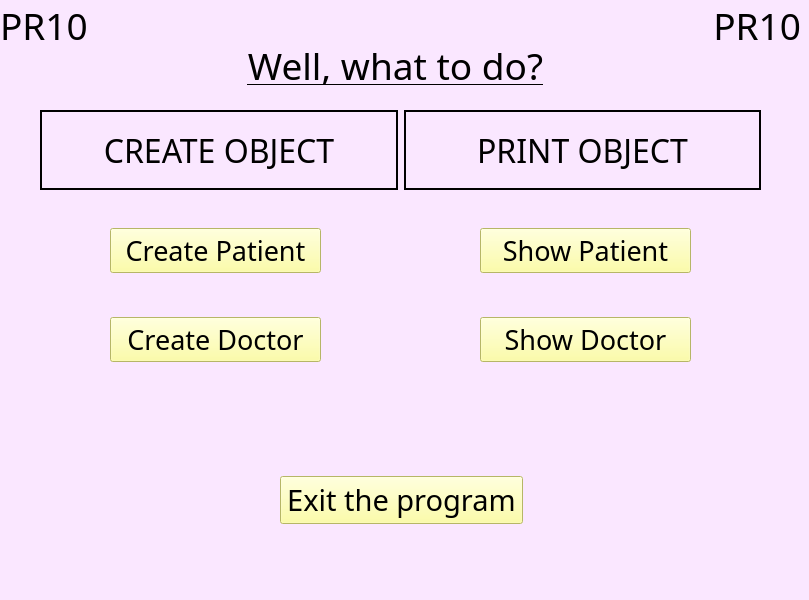
Qt form MDI/PracticalWork/mainwindow.ui (bryndioleksandr/OOP_practice) before a commit.
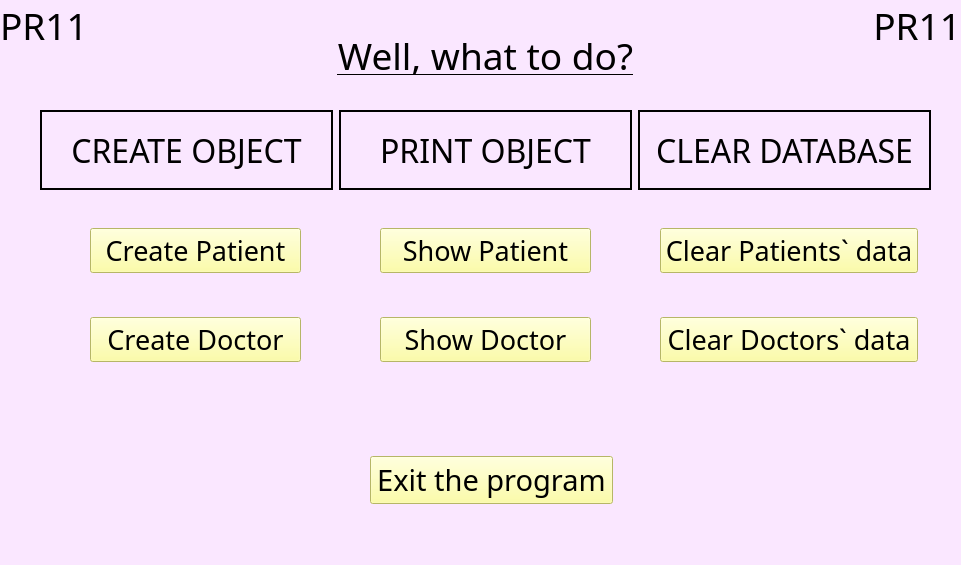
The same form after that commit.

Patch:
```diff
--- a/MDI/PracticalWork/mainwindow.ui
+++ b/MDI/PracticalWork/mainwindow.ui
@@ -6,8 +6,8 @@
    <rect>
     <x>0</x>
     <y>0</y>
-    <width>809</width>
-    <height>600</height>
+    <width>961</width>
+    <height>565</height>
    </rect>
   </property>
   <property name="windowTitle">
@@ -40,7 +40,7 @@
         </font>
        </property>
        <property name="text">
-        <string>PR10</string>
+        <string>PR11</string>
        </property>
       </widget>
      </item>
@@ -49,7 +49,7 @@
    <widget class="QWidget" name="verticalLayoutWidget_2">
     <property name="geometry">
      <rect>
-      <x>690</x>
+      <x>850</x>
       <y>-10</y>
       <width>111</width>
       <height>71</height>
@@ -66,7 +66,7 @@
         </font>
        </property>
        <property name="text">
-        <string>PR10</string>
+        <string>PR11</string>
        </property>
        <property name="alignment">
         <set>Qt::AlignRight|Qt::AlignTrailing|Qt::AlignVCenter</set>
@@ -78,8 +78,8 @@
    <widget class="QWidget" name="verticalLayoutWidget_3">
     <property name="geometry">
      <rect>
-      <x>140</x>
-      <y>30</y>
+      <x>230</x>
+      <y>20</y>
       <width>511</width>
       <height>71</height>
      </rect>
@@ -110,7 +110,7 @@
      <rect>
       <x>40</x>
       <y>110</y>
-      <width>721</width>
+      <width>891</width>
       <height>80</height>
      </rect>
     </property>
@@ -153,12 +153,31 @@
        </property>
       </widget>
      </item>
+     <item>
+      <widget class="QLabel" name="label_3">
+       <property name="font">
+        <font>
+         <family>Bauhaus 93</family>
+         <pointsize>24</pointsize>
+        </font>
+       </property>
+       <property name="frameShape">
+        <enum>QFrame::WinPanel</enum>
+       </property>
+       <property name="text">
+        <string>CLEAR DATABASE</string>
+       </property>
+       <property name="alignment">
+        <set>Qt::AlignCenter</set>
+       </property>
+      </widget>
+     </item>
     </layout>
    </widget>
    <widget class="QWidget" name="verticalLayoutWidget_4">
     <property name="geometry">
      <rect>
-      <x>110</x>
+      <x>90</x>
       <y>190</y>
       <width>211</width>
       <height>211</height>
@@ -208,7 +227,7 @@
    <widget class="QWidget" name="verticalLayoutWidget_5">
     <property name="geometry">
      <rect>
-      <x>480</x>
+      <x>380</x>
       <y>190</y>
       <width>211</width>
       <height>211</height>
@@ -258,8 +277,8 @@
    <widget class="QWidget" name="verticalLayoutWidget_6">
     <property name="geometry">
      <rect>
-      <x>280</x>
-      <y>460</y>
+      <x>370</x>
+      <y>440</y>
       <width>243</width>
       <height>80</height>
      </rect>
@@ -283,6 +302,50 @@
      </item>
     </layout>
    </widget>
+   <widget class="QWidget" name="verticalLayoutWidget_7">
+    <property name="geometry">
+     <rect>
+      <x>660</x>
+      <y>190</y>
+      <width>258</width>
+      <height>211</height>
+     </rect>
+    </property>
+    <layout class="QVBoxLayout" name="verticalLayout">
+     <item>
+      <widget class="QPushButton" name="clearPatPb">
+       <property name="font">
+        <font>
+         <family>Bauhaus 93</family>
+         <pointsize>20</pointsize>
+        </font>
+       </property>
+       <property name="styleSheet">
+        <string notr="true">background-color: rgb(255, 255, 144);</string>
+       </property>
+       <property name="text">
+        <string>Clear Patients` data</string>
+       </property>
+      </widget>
+     </item>
+     <item>
+      <widget class="QPushButton" name="clearDocPb">
+       <property name="font">
+        <font>
+         <family>Bauhaus 93</family>
+         <pointsize>20</pointsize>
+        </font>
+       </property>
+       <property name="styleSheet">
+        <string notr="true">background-color: rgb(255, 255, 144);</string>
+       </property>
+       <property name="text">
+        <string>Clear Doctors` data</string>
+       </property>
+      </widget>
+     </item>
+    </layout>
+   </widget>
   </widget>
   <widget class="QMenuBar" name="menubar">
    <property name="geometry">
```
Left out of the diff: 2 changed lines with no effect on the pictures.
